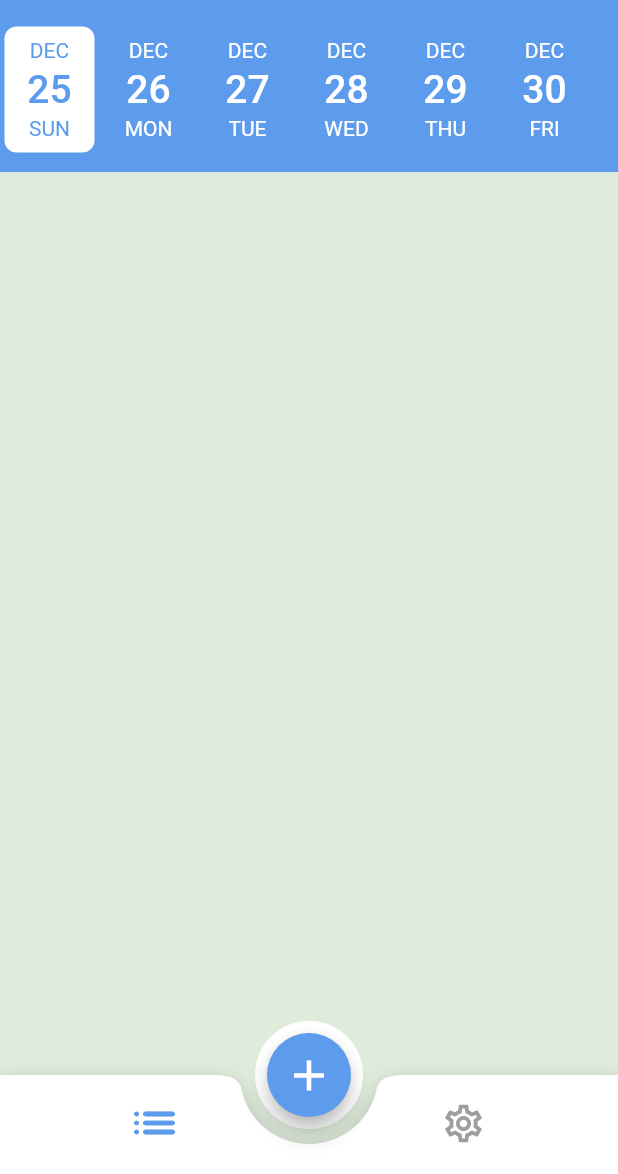
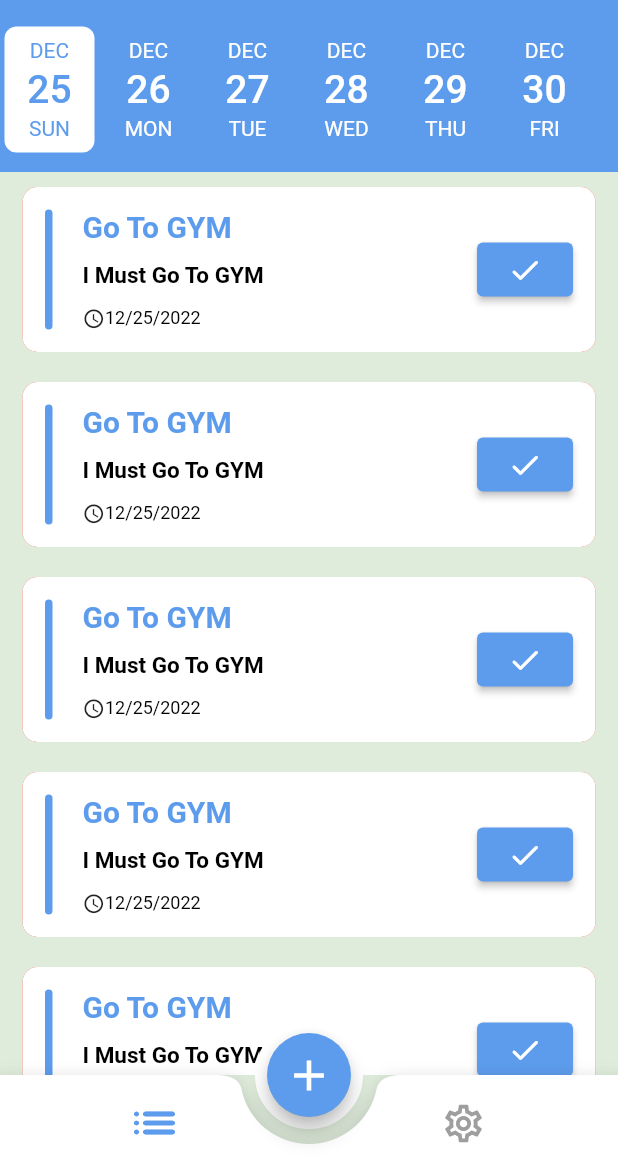
Before and after one commit to john-safwat/ToDo, a Flutter app: the screen it shows after launch, on a phone screen of 412 x 824 dp, the part 62-1236 px from its top. Run offline on Flutter 3.47's test engine with Material 2 defaults, Android fonts, the phone set to English and light mode, and no system bars; drawn by our look-alikes of date_picker_timeline, flutter_slidable; our stand-ins replace cloud_firestore, firebase_core; accounts and stored records are empty.

Commit message:
add the task widet edit the home screen tap

```diff
--- a/lib/Theme/MyTheme.dart
+++ b/lib/Theme/MyTheme.dart
@@ -15,7 +15,7 @@ class MyTheme {
 
     textTheme: const TextTheme(
       headline1: TextStyle(color: Colors.white , fontSize: 22, fontWeight: FontWeight.bold),
-      headline2: TextStyle(color: Blue , fontSize: 18, fontWeight: FontWeight.bold),
+      headline2: TextStyle(color: Blue , fontSize: 20, fontWeight: FontWeight.bold),
       headline3: TextStyle(color: Green , fontSize: 18, fontWeight: FontWeight.bold),
       headline4: TextStyle(color: Colors.black , fontSize: 15, fontWeight: FontWeight.bold),
       headline5: TextStyle(color: Colors.black , fontSize: 12, fontWeight: FontWeight.w400),
--- /dev/null
+++ b/lib/Ui/Taps/TaskWidget.dart
@@ -0,0 +1,86 @@
+import 'package:code/FireBase/Model.dart';
+import 'package:flutter/material.dart';
+import 'package:flutter_slidable/flutter_slidable.dart';
+import 'package:intl/intl.dart';
+
+class TaskWidget extends StatelessWidget {
+  Task task ;
+  TaskWidget({required this.task});
+
+  @override
+  Widget build(BuildContext context) {
+    return Container(
+      margin: const EdgeInsets.symmetric(horizontal: 15,vertical: 10),
+      decoration: BoxDecoration(
+        color: Colors.red,
+        borderRadius: BorderRadius.circular(10)
+      ),
+      child: Slidable(
+        key : const ValueKey(1),
+        startActionPane: ActionPane(
+          extentRatio: 0.2,
+          motion: const ScrollMotion(),
+          children: [
+            SlidableAction(
+              flex: 2,
+              borderRadius: BorderRadius.only(topLeft: Radius.circular(20) ,bottomLeft: Radius.circular(20)),
+              onPressed: (BuildContext) async {
+
+              },
+              backgroundColor: Color(0xFFFE4A49),
+              foregroundColor: Colors.white,
+              icon: Icons.delete,
+              label: 'Delete',
+            ),
+          ],
+        ),
+        child: Container(
+          padding:const EdgeInsets.all(15),
+          decoration: BoxDecoration(
+            color: Colors.white,
+            borderRadius: BorderRadius.circular(10),
+          ),
+          height: 110,
+          child: Row(
+            children: [
+              Container(
+                decoration: BoxDecoration(
+                  color: Theme.of(context).primaryColor,
+                  borderRadius: BorderRadius.circular(20)
+                ),
+                width: 5,
+              ),
+              Expanded(
+                child: Container(
+                  margin: EdgeInsets.symmetric(horizontal: 20),
+                  child: Column(
+                    crossAxisAlignment: CrossAxisAlignment.stretch,
+                    mainAxisAlignment: MainAxisAlignment.spaceBetween,
+                    children: [
+                      Text(task.Title , style: Theme.of(context).textTheme.headline2,),
+                      Text(task.Discription , style: Theme.of(context).textTheme.headline4,),
+                      Row(
+                        children: [
+                          Icon(Icons.access_time , size: 15,),
+                          Text("${DateFormat.yMd().format(DateTime.fromMillisecondsSinceEpoch(task.Date))}", style: Theme.of(context).textTheme.headline5,),
+                        ],
+                      ),
+                    ],
+                  ),
+                ),
+              ),
+              ElevatedButton(
+                  onPressed: (){
+                  },
+                  style: ButtonStyle(
+                    backgroundColor: MaterialStateProperty.all(Theme.of(context).primaryColor)
+                  ),
+                  child: Icon(Icons.done_rounded)
+              )
+            ],
+          ),
+        ),
+      ),
+    );
+  }
+}
--- a/lib/Ui/Taps/taskslist.dart
+++ b/lib/Ui/Taps/taskslist.dart
@@ -1,8 +1,10 @@
+import 'package:code/FireBase/Model.dart';
+import 'package:code/Ui/Taps/TaskWidget.dart';
 import 'package:date_picker_timeline/date_picker_timeline.dart';
 import 'package:flutter/material.dart';
 
 class Tasks_List_Tap extends StatelessWidget {
-
+  Task task = Task(Date: DateTime.now().millisecondsSinceEpoch , Title: "Go To GYM" , Discription: "I Must Go To GYM" , id: '');
   @override
   Widget build(BuildContext context) {
     return Container(
@@ -28,8 +30,18 @@ class Tasks_List_Tap extends StatelessWidget {
               dayTextStyle:const TextStyle(
                 color: Colors.white,
               ),
+              onDateChange: (selectedDate) {
+
+              },
             ),
           ),
+          const SizedBox(height: 10,),
+          Expanded(
+            child: ListView.builder(
+              itemBuilder: (context, index) => TaskWidget(task: task),
+              itemCount: 100,
+            )
+          )
         ],
       ),
     ) ;
--- a/pubspec.yaml
+++ b/pubspec.yaml
@@ -42,7 +42,7 @@ dependencies:
   syncfusion_flutter_datepicker: ^20.4.38
   intl: ^0.17.0
   date_picker_timeline: ^1.2.3
-
+  flutter_slidable: ^2.0.0
 
 
 dev_dependencies:
```
Also changed, not shown: pubspec.lock.
